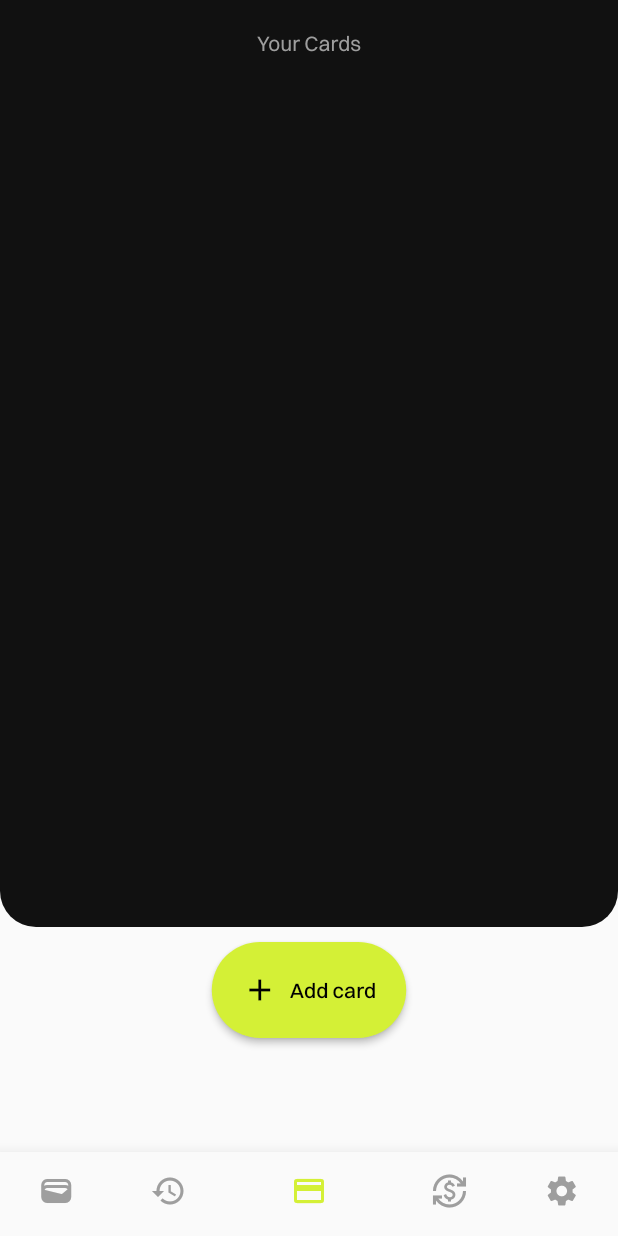
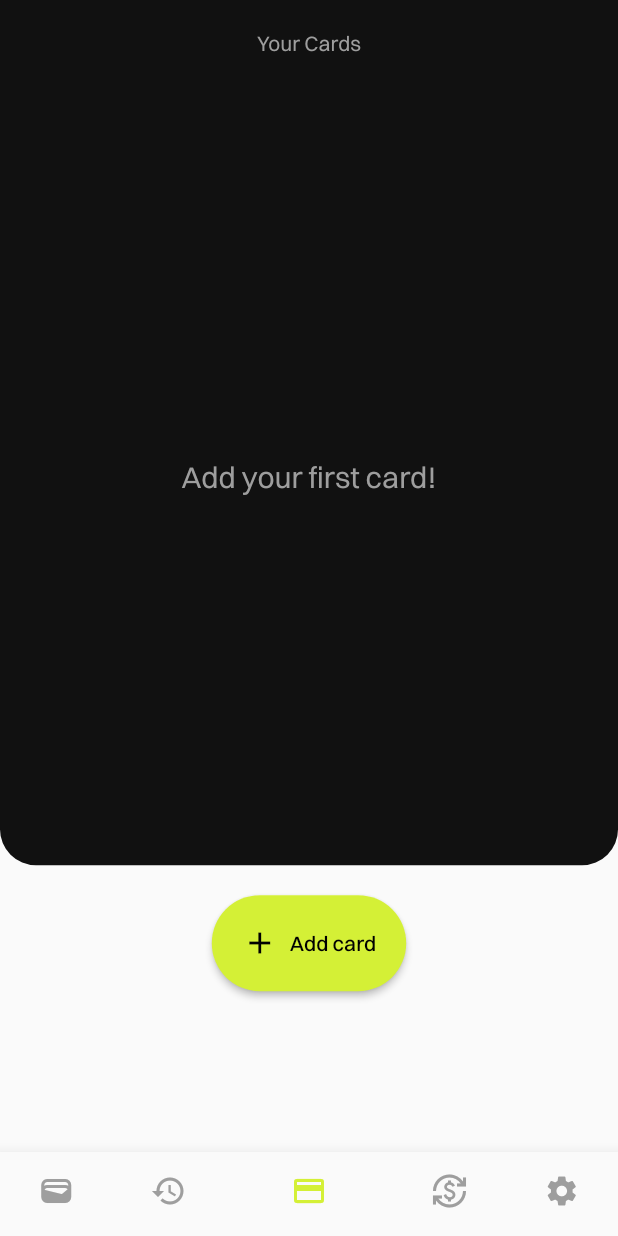
Before and after one commit to browsfer/Bankito, a Flutter app: the screen it shows after launch, item 3 of the bottom bar chosen, on a phone screen of 412 x 824 dp. Run offline on Flutter 3.47's test engine with Material 2 defaults, Android fonts, the light colour scheme and no system bars; our stand-ins replace cloud_firestore, firebase_auth, firebase_core, fluttertoast, intro_slider, loading_animation_widget and 2 more; missing offline and left inert: dart:ffi; accounts and stored records are empty; generated files the repository leaves out were written again.

Commit message:
Implemented SQL + storing user cards locally + loading animation

```diff
--- a/lib/SQL/database_helper.dart
+++ b/lib/SQL/database_helper.dart
@@ -8,10 +8,10 @@ class DBhelper {
     final dbPath = await sql.getDatabasesPath();
     return sql.openDatabase(
       version: 1,
-      path.join(dbPath, 'transactions.db'),
+      path.join(dbPath, 'user_cards.db'),
       onCreate: (db, version) {
         return db.execute(
-            'CREATE TABLE user_transactions(id TEXT PRIMARY KEY, transactionDate TEXT, transactionAmount , recipent TEXT)');
+            'CREATE TABLE user_cards(id TEXT PRIMARY KEY, name TEXT, currency TEXT, cardNumber INTEGER, expiryDate TEXT)');
       },
     );
   }
--- a/lib/buttons/dropdown_button.dart
+++ b/lib/buttons/dropdown_button.dart
@@ -5,6 +5,7 @@ class MyDropDownButton extends StatelessWidget {
 
   @override
   Widget build(BuildContext context) {
+    //Probably will be removed later
     return DropdownButtonHideUnderline(
       child: DropdownButton(
         style: const TextStyle(fontSize: 14),
--- a/lib/main.dart
+++ b/lib/main.dart
@@ -1,13 +1,14 @@
 import 'package:bankito/onboarding/onboarding_screen.dart';
 import 'package:bankito/user_card_section/cards_page.dart';
-import 'package:bankito/providers/tabs_provider.dart';
+import 'package:bankito/navigation/tabs_provider.dart';
 import 'package:bankito/navigation/tabs_screen.dart';
 import 'package:bankito/user_card_section/user_cards_provider.dart';
 import 'package:bankito/user_transactions_section/transaction_history_page.dart';
-import 'package:bankito/providers/transactions_provider.dart';
+import 'package:bankito/user_transactions_section/transactions_provider.dart';
 import 'package:firebase_auth/firebase_auth.dart';
 import 'package:firebase_core/firebase_core.dart';
 import 'package:flutter/material.dart';
+import 'package:flutter/services.dart';
 import 'package:provider/provider.dart';
 import 'pages/home_page.dart';
 import 'firebase_options.dart';
@@ -25,6 +26,11 @@ class MyApp extends StatelessWidget {
   // This widget is the root of your application.
   @override
   Widget build(BuildContext context) {
+    //Forcing portrait mode
+    SystemChrome.setPreferredOrientations([
+      DeviceOrientation.portraitDown,
+      DeviceOrientation.portraitUp,
+    ]);
     return MultiProvider(
       providers: [
         ChangeNotifierProvider(
@@ -46,6 +52,7 @@ class MyApp extends StatelessWidget {
           stream: FirebaseAuth.instance.authStateChanges(),
           builder: (context, snapshot) {
             if (snapshot.hasData) {
+              //Temporary untill app finished
               return const TabsScreen();
             } else {
               return const TabsScreen();
--- a/lib/models/user_card.dart
+++ b/lib/models/user_card.dart
@@ -1,10 +1,12 @@
 class UserCard {
+  final String id;
   final String name;
   final String currency;
   final int cardNumber;
   final String expiryDate;
 
   UserCard({
+    required this.id,
     required this.name,
     required this.currency,
     required this.cardNumber,
--- a/lib/navigation/tabs_screen.dart
+++ b/lib/navigation/tabs_screen.dart
@@ -3,7 +3,7 @@ import 'package:flutter/material.dart';
 import 'package:flutter/services.dart';
 import 'package:provider/provider.dart';
 
-import '../providers/tabs_provider.dart';
+import 'tabs_provider.dart';
 
 class TabsScreen extends StatelessWidget {
   const TabsScreen({super.key});
--- a/lib/pages/home_page.dart
+++ b/lib/pages/home_page.dart
@@ -1,7 +1,7 @@
 // ignore_for_file: sort_child_properties_last
 
-import 'package:bankito/providers/tabs_provider.dart';
-import 'package:bankito/providers/transactions_provider.dart';
+import 'package:bankito/navigation/tabs_provider.dart';
+import 'package:bankito/user_transactions_section/transactions_provider.dart';
 import 'package:bankito/theme/colors.dart';
 import 'package:bankito/buttons/dropdown_button.dart';
 import 'package:firebase_auth/firebase_auth.dart';
--- a/lib/user_card_section/cards_page.dart
+++ b/lib/user_card_section/cards_page.dart
@@ -4,6 +4,7 @@ import 'package:bankito/user_card_section/user_card_widget.dart';
 import 'package:bankito/user_card_section/user_cards_provider.dart';
 import 'package:flutter/material.dart';
 import 'package:provider/provider.dart';
+import 'package:loading_animation_widget/loading_animation_widget.dart';
 
 class CardsPage extends StatelessWidget {
   const CardsPage({super.key});
@@ -26,6 +27,7 @@ class CardsPage extends StatelessWidget {
     }
 
     return Column(
+      mainAxisSize: MainAxisSize.max,
       children: [
         Container(
           decoration: const BoxDecoration(
@@ -36,8 +38,9 @@ class CardsPage extends StatelessWidget {
             color: CustomColors.mainColor,
           ),
           width: double.infinity,
-          height: MediaQuery.of(context).size.height * 0.75,
+          height: MediaQuery.of(context).size.height * 0.70,
           child: Column(
+            mainAxisAlignment: MainAxisAlignment.center,
             children: [
               SizedBox(height: 20),
               //Title
@@ -51,14 +54,41 @@ class CardsPage extends StatelessWidget {
               const SizedBox(height: 20),
 
               //User cards
-              Flexible(
+              FutureBuilder(
+                future: Provider.of<UserCardsProvider>(context, listen: false)
+                    .fetchCardsData(),
+                builder: (ctx, snapshot) => snapshot.connectionState ==
+                        ConnectionState.waiting
+                    ? Center(
+                        child: LoadingAnimationWidget.halfTriangleDot(
+                          color: CustomColors.secondColor,
+                          size: 40,
+                        ),
+                      )
+                    : Flexible(
                         child: Consumer<UserCardsProvider>(
-                  builder: (context, userCards, child) => ListView.builder(
+                          builder: (context, userCards, child) => userCards
+                                  .userCards.isEmpty
+                              ? Center(
+                                  child: Text(
+                                    'Add your first card!',
+                                    style: TextStyle(
+                                      fontSize: 20,
+                                      color: Colors.grey,
+                                    ),
+                                  ),
+                                )
+                              : ListView.builder(
                                   itemCount: userCards.userCards.length,
                                   itemBuilder: (context, index) => UserCard(
                                     name: userCards.userCards[index].name,
-                      cardNumber: userCards.userCards[index].cardNumber,
-                      expiryDate: userCards.userCards[index].expiryDate,
+                                    currency:
+                                        userCards.userCards[index].currency,
+                                    cardNumber:
+                                        userCards.userCards[index].cardNumber,
+                                    expiryDate:
+                                        userCards.userCards[index].expiryDate,
+                                  ),
                                 ),
                         ),
                       ),
@@ -66,7 +96,8 @@ class CardsPage extends StatelessWidget {
             ],
           ),
         ),
-        SizedBox(height: 10),
+        SizedBox(height: 20),
+
         //ADD CARD button
         ElevatedButton.icon(
           style: ButtonStyle(
--- a/lib/user_transactions_section/transaction_history_page.dart
+++ b/lib/user_transactions_section/transaction_history_page.dart
@@ -1,7 +1,7 @@
 // ignore: unused_import
 import 'dart:ffi';
 
-import 'package:bankito/providers/transactions_provider.dart';
+import 'package:bankito/user_transactions_section/transactions_provider.dart';
 import 'package:bankito/theme/colors.dart';
 import 'package:bankito/user_transactions_section/single_transaction_tile.dart';
 import 'package:bankito/user_transactions_section/transactions_page_button.dart';
--- a/pubspec.yaml
+++ b/pubspec.yaml
@@ -45,6 +45,7 @@ dependencies:
   cloud_firestore: ^4.6.0
   sqflite: ^2.2.8+2
   path: ^1.8.2
+  loading_animation_widget: ^1.2.0+4
 
 dev_dependencies:
   flutter_test:
```
Also changed, not shown: lib/authentication/auth_form.dart (+6 -2 lines), lib/user_card_section/add_card.dart (+64 -14 lines), lib/user_card_section/user_card_widget.dart (+23 -2 lines), lib/user_card_section/user_cards_provider.dart (+40 -11 lines), lib/navigation/tabs_provider.dart (renamed from lib/providers/tabs_provider.dart), lib/user_transactions_section/transactions_provider.dart (renamed from lib/providers/transactions_provider.dart), pubspec.lock. Lines whose indentation alone changed are shown as unchanged.
